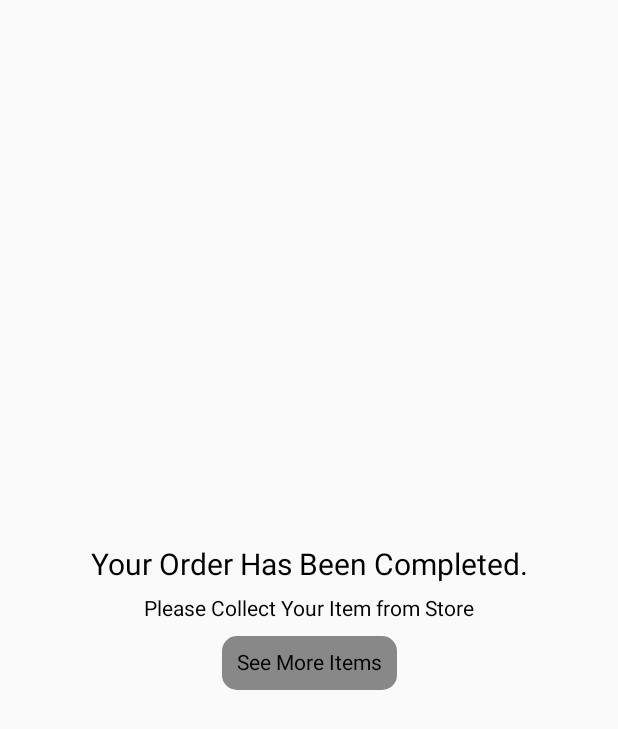
After one commit to shifat71/SmartHallCatering, an Android app built with Jetpack Compose: the OrderCompleteScreen screen opened through its navigation route, on a phone screen of 412 x 824 dp. The commit adds this screen. Shown: the top 729 px of the screen. Run offline under Robolectric (Android 15) with nearby library versions, the phone set to English and light mode, and no system bars.

Commit message:
Completed Basic Navigation for Customer's UI

```diff
--- a/app/src/main/java/com/shifat/smarthallcatering/MainActivity.kt
+++ b/app/src/main/java/com/shifat/smarthallcatering/MainActivity.kt
@@ -3,14 +3,13 @@ package com.shifat.smarthallcatering
 import android.os.Bundle
 import androidx.activity.ComponentActivity
 import androidx.activity.compose.setContent
-import com.shifat.smarthallcatering.data.DataSource
-import com.shifat.smarthallcatering.ui.screens.ItemDetailsScreen
 
 class MainActivity : ComponentActivity() {
     override fun onCreate(savedInstanceState: Bundle?) {
         super.onCreate(savedInstanceState)
         setContent {
-         ItemDetailsScreen(foodItem = DataSource.foodItem)
+        Navigation()
+        // OrderItemScreen(foodItem = DataSource.foodItem)
         //   OrderListScreen(orderList = DataSource.orderList)
         // ProviderHomeScreen(provider = DataSource.provider)
          // CustomerHomeScreen(customer = DataSource.customer)
--- a/app/src/main/java/com/shifat/smarthallcatering/Navigation.kt
+++ b/app/src/main/java/com/shifat/smarthallcatering/Navigation.kt
@@ -1,8 +1,10 @@
 package com.shifat.smarthallcatering
 
+import android.util.Log
 import androidx.compose.foundation.layout.fillMaxSize
 import androidx.compose.runtime.Composable
 import androidx.compose.ui.Modifier
+import androidx.compose.ui.tooling.preview.Preview
 import androidx.navigation.NavHostController
 import androidx.navigation.NavType
 import androidx.navigation.compose.NavHost
@@ -10,9 +12,12 @@ import androidx.navigation.compose.composable
 import androidx.navigation.compose.rememberNavController
 import androidx.navigation.navArgument
 import com.shifat.smarthallcatering.data.remote.findCustomerById
+import com.shifat.smarthallcatering.data.remote.findFoodItemById
 import com.shifat.smarthallcatering.data.remote.findProviderById
 import com.shifat.smarthallcatering.ui.screens.CustomerHomeScreen
 import com.shifat.smarthallcatering.ui.screens.InsideShopScreen
+import com.shifat.smarthallcatering.ui.screens.OrderCompleteScreen
+import com.shifat.smarthallcatering.ui.screens.OrderItemScreen
 import com.shifat.smarthallcatering.ui.screens.Screen
 
 @Composable
@@ -20,12 +25,17 @@ fun Navigation(
     navController: NavHostController = rememberNavController()
 ) {
 
+
     NavHost(
         navController = navController,
-        startDestination = Screen.CustomerHomeScreen.name,  // Customer? CustomerHomeScreen : ProviderHomeScreen
-        modifier = Modifier.fillMaxSize()  ){
+        startDestination = "${Screen.CustomerHomeScreen.name}/0",  // Customer? CustomerHomeScreen : ProviderHomeScreen
+        modifier = Modifier.fillMaxSize()
+    ) {
 
-        composable(route="${Screen.CustomerHomeScreen.name}/{customerId}"){
+        composable(
+            route="${Screen.CustomerHomeScreen.name}/{customerId}",
+            arguments = listOf( navArgument("customerId"){ type = NavType.IntType} )
+        ){
             backStackEntry ->
             val customerId = backStackEntry.arguments?.getInt("customerId") ?: 0
             val customer = findCustomerById(customerId)
@@ -46,11 +56,58 @@ fun Navigation(
                 backStackEntry ->
             val providerId = backStackEntry.arguments?.getInt("providerId") ?: 0
             val provider = findProviderById(providerId)
-            InsideShopScreen(provider = provider)
+
+            InsideShopScreen(
+                provider = provider,
+                onItemCardClick = {
+                                  categoryId, itemId ->
+                    val navigationPath = "${Screen.OrderItemScreen.name}/$providerId/$categoryId/$itemId"
+                    navController.navigate(navigationPath)
+                }
+            )
         }
 
+        composable(
+            route = "${Screen.OrderItemScreen.name}/{providerId}/{categoryId}/{itemId}",
+            arguments = listOf(
+                navArgument("providerId"){ type = NavType.IntType},
+                navArgument("categoryId"){ type = NavType.IntType},
+                navArgument("itemId"){ type = NavType.IntType}
+            )
+        ){
+            backStackEntry ->
+            val providerId = backStackEntry.arguments?.getInt("categoryId") ?: 0
+            val categoryId = backStackEntry.arguments?.getInt("categoryId") ?: 0
+            val itemId = backStackEntry.arguments?.getInt("itemId") ?: 0
+            val foodItem = findFoodItemById(providerId, categoryId, itemId)
+            OrderItemScreen(
+                foodItem = foodItem,
+                onOrderButtonClicked = {
+                    navController.navigate(Screen.OrderCompleteScreen.name)
+                })
+        }
+
+        composable(route = Screen.OrderCompleteScreen.name){
+            backStackEntry ->
+            OrderCompleteScreen(
+                onMoreItems = {
+                    Log.d("shona shoan","haha")
+                    navController.popBackStack()
+                    navController.popBackStack()
+                }
+            )
+        }
 
         }
+}
 
-
+@Preview(showBackground = true)
+@Composable
+fun Prev() {
+    CustomerHomeScreen(
+        customer = findCustomerById(0),
+        // Get a Category ID as a callback
+        onHallSelectButton = {
+                categoryId -> }
+    )
 }
--- a/app/src/main/java/com/shifat/smarthallcatering/ui/components/category/CategoryCard.kt
+++ b/app/src/main/java/com/shifat/smarthallcatering/ui/components/category/CategoryCard.kt
@@ -36,13 +36,12 @@ fun CategoryCard(
                 )
 
             for(item in foodItems){
-                ItemCards(
+                ItemCard(
                     title = item.title,
                     desc= item.desc,
                     price = item.price,
                     image = painterResource(id = item.image),
-                    modifier.clickable {
-                        // Navigate to: PurchaseCard(item)
+                    modifier = Modifier.clickable{
                         onItemCardClick(item.id)
                     }
                 )
--- a/app/src/main/java/com/shifat/smarthallcatering/ui/components/category/ItemCard.kt
+++ b/app/src/main/java/com/shifat/smarthallcatering/ui/components/category/ItemCard.kt
@@ -16,10 +16,10 @@ import androidx.compose.ui.unit.dp
 import androidx.compose.ui.unit.sp
 
 @Composable
-fun ItemCards(title: String, desc: String, price: Int, image: Painter, modifier: Modifier=Modifier) {
+fun ItemCard(title: String, desc: String, price: Int, image: Painter, modifier: Modifier=Modifier) {
 
         Row(
-            modifier = Modifier.padding(
+            modifier = modifier.padding(
                 bottom =  10.dp,
                 start = 5.dp,
                 top = 5.dp
--- a/app/src/main/java/com/shifat/smarthallcatering/ui/screens/ItemDetailsScreen.kt
+++ b/app/src/main/java/com/shifat/smarthallcatering/ui/components/category/ItemDetailsCard.kt
@@ -1,4 +1,4 @@
-package com.shifat.smarthallcatering.ui.screens
+package com.shifat.smarthallcatering.ui.components.category
 
 import androidx.compose.foundation.Image
 import androidx.compose.foundation.layout.Column
@@ -24,7 +24,7 @@ import com.shifat.smarthallcatering.model.FoodItem
 
 
 @Composable
-fun ItemDetailsScreen(modifier: Modifier = Modifier, foodItem: FoodItem) {
+fun ItemDetailsCard(modifier: Modifier = Modifier, foodItem: FoodItem) {
 
     LazyColumn(modifier) {
         item {
@@ -90,5 +90,5 @@ fun ItemDetailsScreen(modifier: Modifier = Modifier, foodItem: FoodItem) {
 @Preview(showBackground = true)
 @Composable
 fun ItemD() {
-    ItemDetailsScreen(foodItem = DataSource.foodItem)
+    ItemDetailsCard(foodItem = DataSource.foodItem)
 }
--- a/app/src/main/java/com/shifat/smarthallcatering/ui/screens/InsideShopScreen.kt
+++ b/app/src/main/java/com/shifat/smarthallcatering/ui/screens/InsideShopScreen.kt
@@ -8,6 +8,7 @@ import androidx.compose.runtime.Composable
 import androidx.compose.ui.Modifier
 import androidx.compose.ui.tooling.preview.Preview
 import androidx.compose.ui.unit.dp
+import com.shifat.smarthallcatering.data.DataSource
 import com.shifat.smarthallcatering.model.user.Provider
 import com.shifat.smarthallcatering.ui.components.ShopSummaryCard
 import com.shifat.smarthallcatering.ui.components.category.CategoryCard
@@ -43,5 +44,5 @@ fun InsideShopScreen(
 @Preview(showBackground = true)
 @Composable
 fun InsideShopScreenPreview(){
-    //InsideShopScreen(provider = DataSource.provider)
+    InsideShopScreen(provider = DataSource.provider)
 }
--- /dev/null
+++ b/app/src/main/java/com/shifat/smarthallcatering/ui/screens/OrderCompleteScreen.kt
@@ -0,0 +1,53 @@
+package com.shifat.smarthallcatering.ui.screens
+
+import androidx.compose.foundation.background
+import androidx.compose.foundation.clickable
+import androidx.compose.foundation.layout.Arrangement
+import androidx.compose.foundation.layout.Column
+import androidx.compose.foundation.layout.Row
+import androidx.compose.foundation.layout.padding
+import androidx.compose.foundation.shape.RoundedCornerShape
+import androidx.compose.material3.Text
+import androidx.compose.runtime.Composable
+import androidx.compose.ui.Alignment
+import androidx.compose.ui.Modifier
+import androidx.compose.ui.graphics.Color
+import androidx.compose.ui.tooling.preview.Preview
+import androidx.compose.ui.unit.dp
+import androidx.compose.ui.unit.sp
+
+@Composable
+fun OrderCompleteScreen(
+    onMoreItems : () -> Unit = {}
+){
+  Column(
+      horizontalAlignment = Alignment.CenterHorizontally,
+      verticalArrangement = Arrangement.Center
+  ) {
+      Text(
+          text="Your Order Has Been Completed.",
+          fontSize =  20.sp,
+          modifier = Modifier.padding(10.dp)
+          )
+      Text(text ="Please Collect Your Item from Store")
+      Row(
+          Modifier
+              .padding(10.dp)
+              .clickable(onClick = onMoreItems)
+              .background(
+                  color = Color.Gray,
+                  shape = RoundedCornerShape(10.dp),
+              )
+      ){
+          Text(
+              text = "See More Items",
+              Modifier.padding(10.dp))
+      }
+  }
+}
+
+@Preview(showBackground = true)
+@Composable
+fun OrderCompleteScreenPreview(){
+   OrderCompleteScreen()
+}
--- a/app/src/main/java/com/shifat/smarthallcatering/ui/screens/Screen.kt
+++ b/app/src/main/java/com/shifat/smarthallcatering/ui/screens/Screen.kt
@@ -4,8 +4,9 @@ enum class Screen() {
     CustomerHomeScreen(),
     InsideShopScreen(),
     ProviderHomeScreen(),
-    ItemDetailsScreen(),
+    OrderItemScreen(),
     OrderListScreen(),
     EditCategoryScreen(),
-    EditItemScreen()
+    EditItemScreen(),
+    OrderCompleteScreen()
 }
```
Also changed, not shown: app/src/main/java/com/shifat/smarthallcatering/data/remote/Data.kt (+13 -2 lines), app/src/main/java/com/shifat/smarthallcatering/data/remote/Service.kt (added, +9 -0 lines), app/src/main/java/com/shifat/smarthallcatering/ui/components/purchase/OrderCard.kt (+12 -6 lines), app/src/main/java/com/shifat/smarthallcatering/ui/components/purchase/PurchaseCard.kt (deleted, +0 -28 lines), app/src/main/java/com/shifat/smarthallcatering/ui/screens/OrderItemScreen.kt (added, +36 -0 lines).
